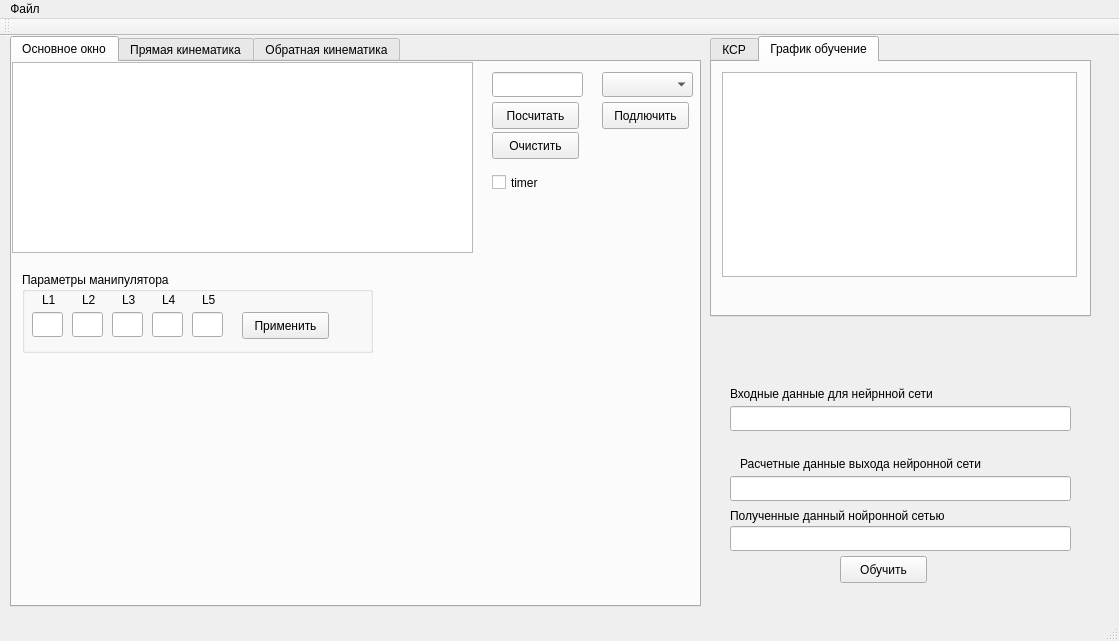
inthedark122/nn, file mainwindow.ui: the form before one commit.
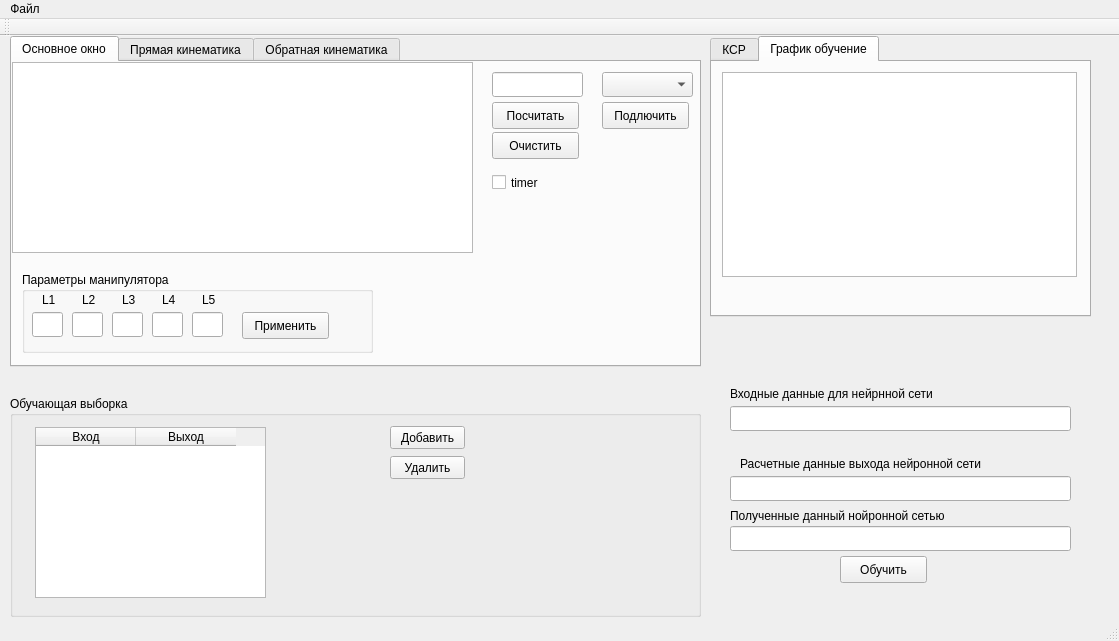
The form after the commit.

```diff
--- a/mainwindow.ui
+++ b/mainwindow.ui
@@ -20,7 +20,7 @@
       <x>10</x>
       <y>0</y>
       <width>691</width>
-      <height>571</height>
+      <height>331</height>
      </rect>
     </property>
     <property name="currentIndex">
@@ -1030,6 +1030,65 @@
      </widget>
     </widget>
    </widget>
+   <widget class="QGroupBox" name="groupBox_2">
+    <property name="geometry">
+     <rect>
+      <x>10</x>
+      <y>360</y>
+      <width>691</width>
+      <height>221</height>
+     </rect>
+    </property>
+    <property name="title">
+     <string>Обучающая выборка</string>
+    </property>
+    <widget class="QTableWidget" name="teach_table">
+     <property name="geometry">
+      <rect>
+       <x>25</x>
+       <y>31</y>
+       <width>231</width>
+       <height>171</height>
+      </rect>
+     </property>
+     <column>
+      <property name="text">
+       <string>Вход</string>
+      </property>
+     </column>
+     <column>
+      <property name="text">
+       <string>Выход</string>
+      </property>
+     </column>
+    </widget>
+    <widget class="QPushButton" name="teach_add">
+     <property name="geometry">
+      <rect>
+       <x>380</x>
+       <y>30</y>
+       <width>75</width>
+       <height>23</height>
+      </rect>
+     </property>
+     <property name="text">
+      <string>Добавить</string>
+     </property>
+    </widget>
+    <widget class="QPushButton" name="teach_delete">
+     <property name="geometry">
+      <rect>
+       <x>380</x>
+       <y>60</y>
+       <width>75</width>
+       <height>23</height>
+      </rect>
+     </property>
+     <property name="text">
+      <string>Удалить</string>
+     </property>
+    </widget>
+   </widget>
   </widget>
   <widget class="QMenuBar" name="menuBar">
    <property name="geometry">
```
Left out of the diff: 2 changed lines with no effect on the pictures.
